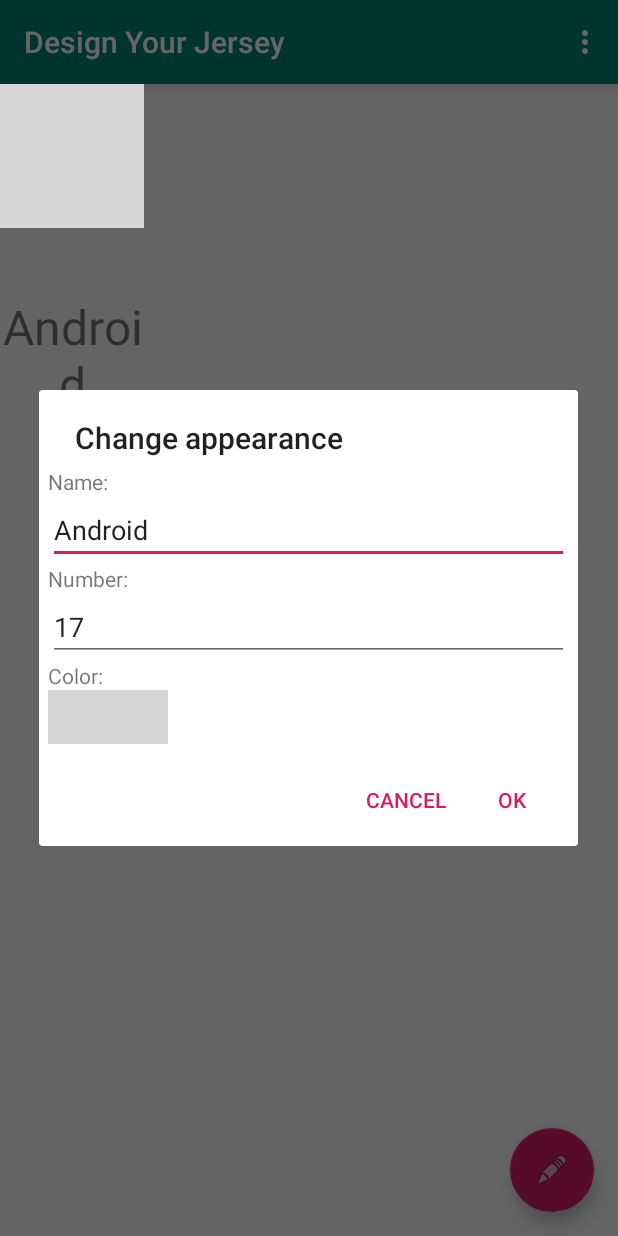
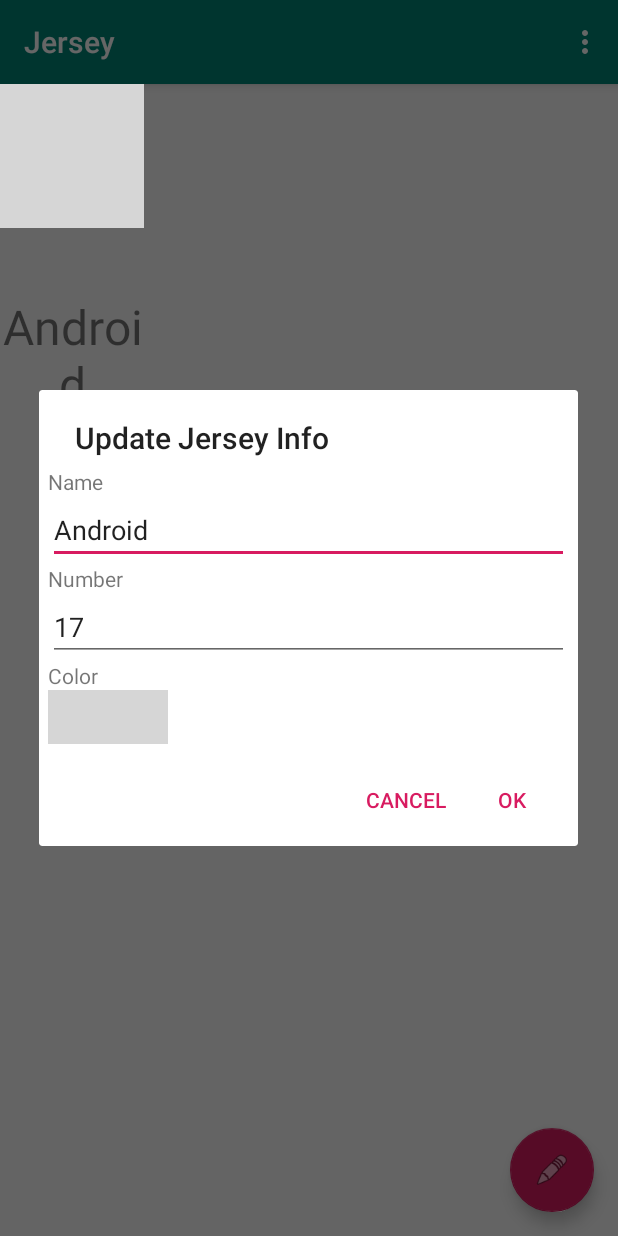
Before and after one commit to LearnAndroidUL/DesignYourJersey, an Android app: the screen it shows after launch (MainActivity), after a tap on an icon or button, on a phone screen of 412 x 824 dp. Run offline under Robolectric (Android 15) with nearby library versions, the phone set to English and light mode, and no system bars; grey boxes are pictures that could not be loaded.

Commit message:
adapting to requirements
dialog title, attribute labels
caught int conversion exception

```diff
--- a/app/src/main/res/layout/dialog_editjersey.xml
+++ b/app/src/main/res/layout/dialog_editjersey.xml
@@ -27,9 +27,9 @@
     <TextView
         android:layout_width="match_parent"
         android:layout_height="wrap_content"
-        android:text="@string/jersey_image_dialog" />
+        android:text="@string/jersey_color_dialog" />
     <ImageButton
-        android:id="@+id/jersey_image_dialog"
+        android:id="@+id/jersey_color_dialog"
         android:layout_width="80dp"
         android:layout_height="36dp"
         android:src="@drawable/jersey_blue"
--- a/app/src/main/res/values/strings.xml
+++ b/app/src/main/res/values/strings.xml
@@ -1,12 +1,13 @@
 <resources>
-    <string name="app_name">Design Your Jersey</string>
+    <string name="app_name">Jersey</string>
     <string name="jersey_picture">Jersey picture</string>
     <string name="action_settings">Settings</string>
     <string name="action_edit">Edit</string>
+    <string name="action_reset">RESET</string>
     <string name="jersey_name_default">Android</string>
     <string name="jersey_number_default">17</string>
-    <string name="jersey_title_dialog">Change appearance</string>
-    <string name="jersey_name_dialog">Name:</string>
-    <string name="jersey_number_dialog">Number:</string>
-    <string name="jersey_image_dialog">Color:</string>
+    <string name="jersey_title_dialog">Update Jersey Info</string>
+    <string name="jersey_name_dialog">Name</string>
+    <string name="jersey_number_dialog">Number</string>
+    <string name="jersey_color_dialog">Color</string>
 </resources>
```
Also changed, not shown: app/src/main/java/io/ruszkipista/designyourjersey/MainActivity.java (+16 -3 lines).
